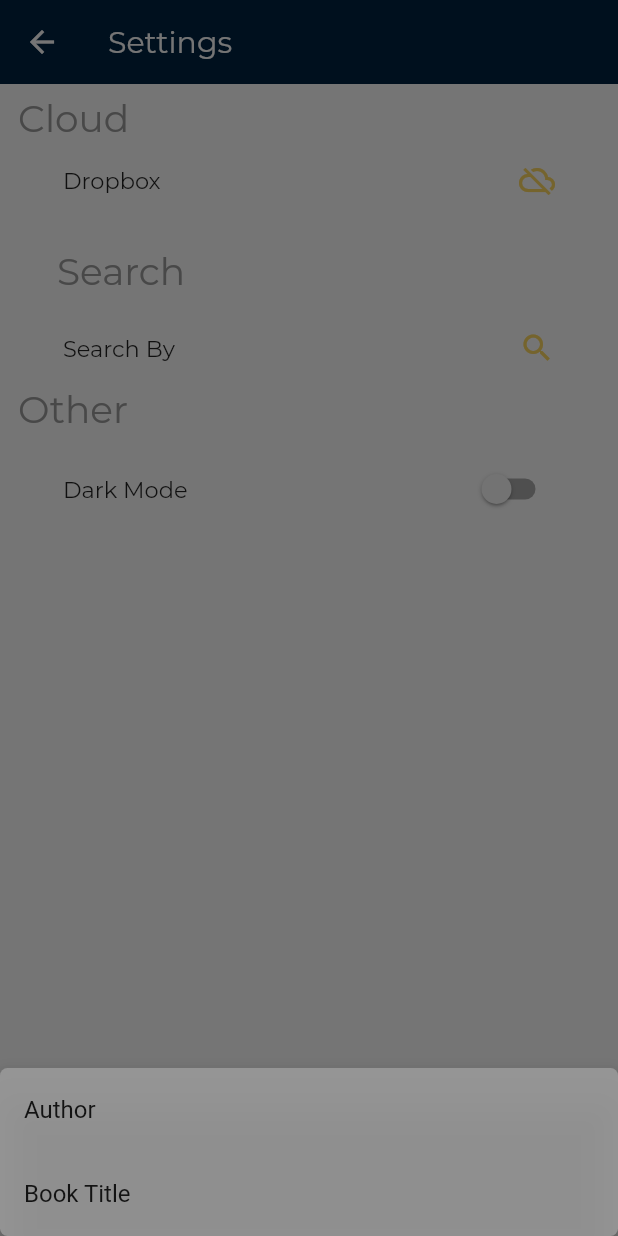
After one commit to Exlaza/CalibreCarte, a Flutter app: the SettingsNew screen opened directly, after a tap on "Search By", on a phone screen of 412 x 824 dp. The commit adds this screen. Run offline on Flutter 3.47's test engine with Material 2 defaults, Android fonts, the phone set to English and light mode, and no system bars; our stand-ins replace carousel_slider, dio, flutter_html, open_file, rxdart, shared_preferences and 3 more; accounts and stored records are empty; project files that could hold a hidden picture were left out.

Commit message:
setting UI prototype

```diff
--- a/lib/homepage.dart
+++ b/lib/homepage.dart
@@ -1,6 +1,7 @@
 import 'dart:async';
 
 import 'package:calibre_carte/providers/update_provider.dart';
+import 'package:calibre_carte/screens/settings_new.dart';
 import 'package:flutter/material.dart';
 import 'package:flutter/painting.dart';
 import 'package:provider/provider.dart';
@@ -93,11 +94,16 @@ class _MyHomePageState extends State<MyHomePage> {
 
   showSettings(BuildContext context) {
     Navigator.of(context).pop();
-    Navigator.pushNamed(context, "/settings").then((_) {
-//      setState(() {
-//        myFuture = getTokenFromPreferences();
-//      });
-    });
+//    Navigator.pushNamed(context, "/settings").then((_) {
+////      setState(() {
+////        myFuture = getTokenFromPreferences();
+////      });
+//    });
+
+    Navigator.of(context)
+        .push(MaterialPageRoute(builder: (context) {
+      return SettingsNew();
+    }));
   }
 
   void showLayouts(BuildContext context) {
--- /dev/null
+++ b/lib/screens/settings_new.dart
@@ -0,0 +1,294 @@
+import 'package:calibre_carte/providers/update_provider.dart';
+import 'package:calibre_carte/screens/connect_dropbox_screen.dart';
+import 'package:flutter/material.dart';
+import 'package:provider/provider.dart';
+import 'package:shared_preferences/shared_preferences.dart';
+
+class SettingsNew extends StatefulWidget {
+  static const routeName = '/settings';
+
+  @override
+  _SettingsNewState createState() => _SettingsNewState();
+}
+
+class _SettingsNewState extends State<SettingsNew> {
+  SharedPreferences _prefs;
+  bool darkMode;
+  Future myFuture;
+
+  @override
+  void initState() {
+    // TODO: implement initState
+    super.initState();
+    myFuture = SharedPreferences.getInstance();
+    myFuture.then((sp) {
+      _prefs = sp;
+      darkMode = sp.getBool('darkMode') ?? false;
+    });
+  }
+
+  void saveBoolToSharedPrefs(String settingName, bool val) {
+    _prefs.setBool(settingName, val);
+  }
+
+  void saveStringToSP(String settingName, String val) {
+    _prefs.setString(settingName, val);
+  }
+
+//  I needed to save Future builder in an instance because that was the only way, to prevent Future builder from firing again and again
+//  Here's the thing. If you give it a function the future: property in future builder assumes that you are returning a new instance of future
+//  For future builder this is akin to saying build it again
+//  I don't want to build Future builder again, just the switch component part of the already shown widget.
+//  This is a very subtle distinction which took 2 hrs of google searching to finally figure out what was wrong
+//  One more error that you have to take care of is that a value in switch bool should not be None. There is a possibility that
+//  While returning from shared preferences, you get the yellow screen if that is None
+
+//  I cannot delegate it to a variable above the return statement because this will lead to the yellow scren becuse flutter tries to build that before it goes to the return
+//  Part of the
+//  And while the build is definitely called. We don't update the whole page, becuase the future builder know the future returned
+//  Has not changed
+//  So we can also shave a few miliseconds from that if we
+
+  @override
+  Widget build(BuildContext context) {
+//    print('Building asettings for no reason');
+    Update update = Provider.of(context);
+    Widget loadingWidget = Center(
+      child: CircularProgressIndicator(),
+    );
+    return Scaffold(
+      backgroundColor: Colors.white,
+      appBar: AppBar(
+        iconTheme: IconThemeData(
+          color: Colors.white, //change your color here
+        ),
+        elevation: 0.0,
+        backgroundColor: Color(0xff002242),
+        title: Text(
+          'Settings',
+          style: TextStyle(
+            fontFamily: 'Montserrat',
+            color: Colors.white,
+          ),
+        ),
+      ),
+      body: FutureBuilder(
+        future: myFuture,
+        builder: (context, snapshot) {
+          if (snapshot.connectionState == ConnectionState.done) {
+//                print('THe connection finished now');
+            return Container(
+              margin: EdgeInsets.fromLTRB(8, 8, 8, 0),
+              child: Column(
+                crossAxisAlignment: CrossAxisAlignment.start,
+                children: <Widget>[
+                  Container(
+                      padding: EdgeInsets.only(left: 4),
+                      child: Text(
+                        'Cloud',
+                        style: TextStyle(
+                            fontFamily: 'Montserrat',
+                            color: Colors.grey,
+                            fontSize: 25),
+                      )),
+                  Card(
+                    elevation: 0.0,
+                    child: InkWell(
+                      onTap: () {
+//                            print('Tap is not working');
+                        Navigator.of(context)
+                            .push(MaterialPageRoute(builder: (context) {
+                          return DropboxSignIn();
+                        }));
+                      },
+                      child: Container(
+                        padding: EdgeInsets.fromLTRB(30, 10, 30, 10),
+                        child: Column(
+                          children: <Widget>[
+                            Row(
+                              mainAxisAlignment: MainAxisAlignment.spaceBetween,
+                              children: <Widget>[
+                                Text('Dropbox',
+                                    style: TextStyle(
+                                      fontFamily: 'Montserrat',fontSize: 15
+                                    )),
+                                Icon(update.tokenExists
+                                      ? Icons.cloud_done
+                                      : Icons.cloud_off, color: Color(0xffFED962),
+                                ),
+                              ],
+                            ),
+                          ],
+                        ),
+                      ),
+                    ),
+                  ),
+                  SizedBox(
+                    height: 10,
+                  ),
+                  Container(
+                    padding: EdgeInsets.fromLTRB(30, 10, 30, 10),
+                    child: Text(
+                      'Search',
+                      style: TextStyle(
+                          fontFamily: 'Montserrat',
+                          color: Colors.grey,
+                          fontSize: 25),
+                    ),
+                  ),
+                  Consumer<Update>(
+                    builder: (ctx, update, child) => Card( elevation: 0.0,
+//                      shape: RoundedRectangleBorder(
+//                          borderRadius: BorderRadius.circular(30)),
+                      child:  InkWell(
+                        onTap: () {
+                          showModalBottomSheet(
+                              elevation: 10,
+                              shape: RoundedRectangleBorder(
+                                  borderRadius:
+                                  BorderRadius.circular(5.0)),
+                              backgroundColor:
+                              Colors.grey.withOpacity(0.8),
+                              context: context,
+                              builder: (_) {
+                                return Container(
+                                  child: Wrap(
+                                    children: <Widget>[
+                                      ListTile(
+                                        title: Text("Author"),
+                                        onTap: () {
+                                          saveStringToSP(
+                                              'searchFilter', 'author');
+                                          update.changeSearchFilter(
+                                              'author');
+                                        },
+                                      ),
+                                      ListTile(
+                                        title: Text("Book Title"),
+                                        onTap: () {
+                                          saveStringToSP(
+                                              'searchFilter', 'title');
+                                          update.changeSearchFilter(
+                                              'title');
+                                        },
+                                      )
+                                    ],
+                                  ),
+                                );
+                              });
+                        },
+                        child: Container(
+                          padding: EdgeInsets.fromLTRB(30, 10, 30, 10),
+                          child: Column(
+                            children: <Widget>[
+                              Row(
+                                mainAxisAlignment: MainAxisAlignment.spaceBetween,
+                                children: <Widget>[
+                                  Text('Search By',
+                                      style: TextStyle(
+                                        fontFamily: 'Montserrat',fontSize: 15
+                                      )),
+                                  Icon(
+                                    Icons.search,
+                                    color: Color(0xffFED962)
+                                        ,
+                                  ),
+                                ],
+                              ),
+                            ],
+                          ),
+                        ),
+                      ),
+                    ),
+                  ),
+                  Container(
+                    padding: EdgeInsets.only(left: 4),
+                    child: Text(
+                      'Other',
+
+          style: TextStyle(
+          fontFamily: 'Montserrat',
+          color: Colors.grey,
+          fontSize: 25),
+                    ),
+                  ),
+                  Card(elevation: 0.0,
+//                    shape: RoundedRectangleBorder(
+//                        borderRadius: BorderRadius.circular(30)),
+                    child: Container(
+                      padding: EdgeInsets.fromLTRB(30, 10, 30, 10),
+//                      decoration: BoxDecoration(
+//                          color: Colors.black87,
+//                         ),
+                      child: Column(
+                        children: <Widget>[
+                          Row(
+                            mainAxisAlignment: MainAxisAlignment.spaceBetween,
+                            children: <Widget>[
+                              Row(
+                                mainAxisAlignment: MainAxisAlignment.start,
+                                children: <Widget>[
+//                                  Icon(
+//                                    Icons.wb_sunny,
+//                                    size: 20,
+//                                  ),
+//                                  SizedBox(
+//                                    width: 30,
+//                                  ),
+                                  Text(
+                                    'Dark Mode',
+                                    style: TextStyle(
+                                        fontFamily: 'Montserrat',fontSize: 15),
+                                  ),
+                                ],
+                              ),
+                              Switch( activeColor: Color(0xffFED962),
+                                value: darkMode,
+                                onChanged: (val) {
+                                  saveBoolToSharedPrefs('darkMode', val);
+                                  setState(() {
+                                    darkMode = val;
+                                  });
+                                },
+                              )
+                            ],
+                          ),
+                        ],
+                      ),
+                    ),
+                  )
+                ],
+              ),
+            );
+          } else {
+//                print('The connection hasn\'t finsihed yet');
+            return CircularProgressIndicator();
+          }
+        },
+      ),
+    );
+  }
+}
+
+class SearchSettingRowTrigger extends StatelessWidget {
+  final bool boolTriggerValue;
+
+  SearchSettingRowTrigger(this.boolTriggerValue);
+
+  @override
+  Widget build(BuildContext context) {
+    return Row(
+      mainAxisAlignment: MainAxisAlignment.spaceAround,
+      children: <Widget>[
+        Icon(
+          Icons.settings_ethernet,
+        ),
+        Text('Search Title'),
+        Switch(
+          value: boolTriggerValue,
+          onChanged: (val) {},
+        )
+      ],
+    );
+  }
+}
--- a/lib/widgets/download_icon.dart
+++ b/lib/widgets/download_icon.dart
@@ -53,7 +53,7 @@ class _DownloadIconState extends State<DownloadIcon> {
             }
             else
               return Icon(
-                Icons.done,color: Colors.transparent,
+                  Icons.done,color: Colors.transparent,
 //                  color: Colors.grey.withOpacity(0.3),size: 15,
               );
           } else
```
